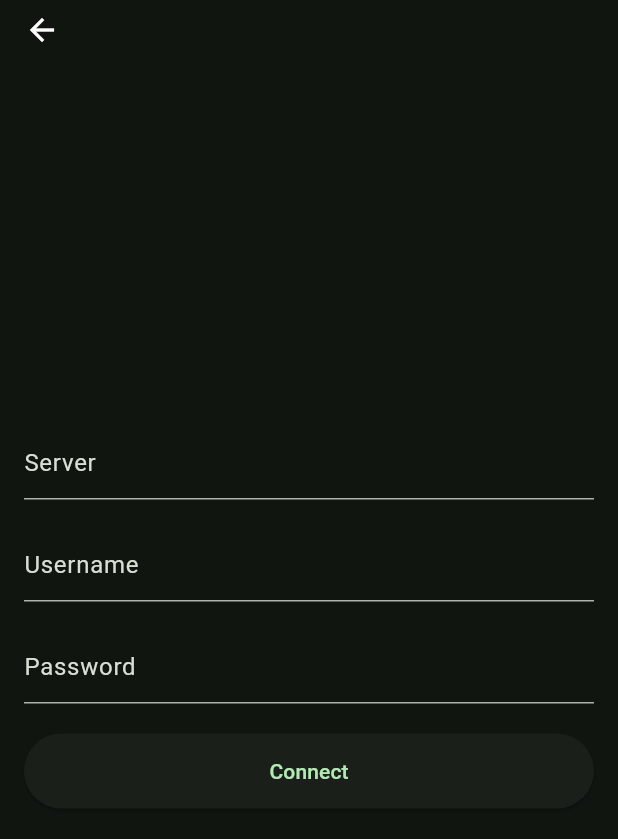
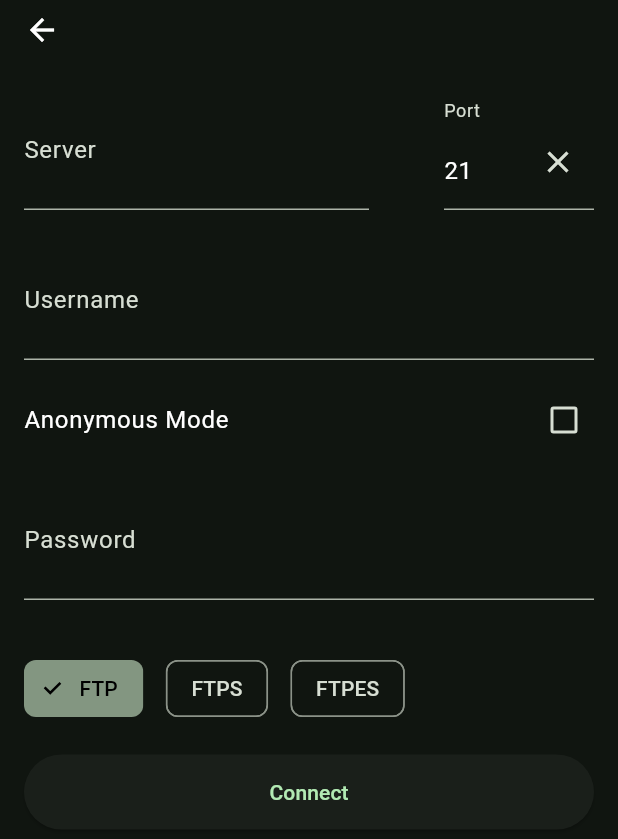
Before and after one commit to alxpashinin/ftp-client, a Flutter app: the ConnectionNewScreen screen opened by its route, on a phone screen of 412 x 824 dp. Shown: the top 839 px of the screen. Run offline on Flutter 3.47's test engine with Material 3 defaults, Android fonts, the phone set to English and light mode, and no system bars; our stand-ins replace auto_route, drift, drift_flutter, flutter_bloc, freezed_annotation, google_fonts and 1 more; missing offline and left inert: ftpconnect; accounts and stored records are empty; generated files the repository leaves out were written again; statements that could not run were skipped.

Commit message:
Update l10n

```diff
--- a/lib/core/data/ftp/ftp_client.dart
+++ b/lib/core/data/ftp/ftp_client.dart
@@ -1,15 +1,25 @@
 import 'package:ftp/core/data/models/ftp_file.dart';
 import 'package:ftp/core/data/storage/drift/drift.dart';
 
-enum FtpConnectResult {
-  success,
-  failure,
+enum FtpConnectResult { success, failure }
+
+enum FtpSecurityType {
+  ftp,
+  ftps,
+  ftpes;
+
+  int get getDefaultPort => switch (this) {
+    FtpSecurityType.ftps => 990,
+    _ => 21,
+  };
 }
 
 typedef FtpCredsRecord = ({
   String server,
+  int port,
   String username,
   String password,
+  FtpSecurityType securityType,
 });
 
 abstract interface class FtpClient {
--- a/lib/core/data/ftp/ftp_connect_client.dart
+++ b/lib/core/data/ftp/ftp_connect_client.dart
@@ -19,20 +19,31 @@ final class FtpConnectClient implements FtpClient {
       '[creds] or [connectFtpCreds] must not be null',
     );
 
-    final (server, username, password) = (
+    final (server, port, username, password, securityType) = (
       creds?.server ?? credsRecord!.server,
+      creds?.port ?? credsRecord!.port,
       creds?.username ?? credsRecord!.username,
       creds?.password ?? credsRecord!.password,
+      creds?.securityType ?? credsRecord!.securityType,
     );
 
     try {
-      _ftpConnect = FTPConnect(
-        server,
-        user: username,
-        pass: password,
-        showLog: kDebugMode,
-        timeout: 5,
-      )..listCommand = ListCommand.list;
+      _ftpConnect =
+          FTPConnect(
+              server,
+              port: port,
+              user: username,
+              pass: password,
+              showLog: kDebugMode,
+              timeout: 5,
+              securityType: switch (securityType) {
+                FtpSecurityType.ftp => SecurityType.ftp,
+                FtpSecurityType.ftps => SecurityType.ftps,
+                FtpSecurityType.ftpes => SecurityType.ftpes,
+              },
+            )
+            ..listCommand = ListCommand.list
+            ..transferMode = TransferMode.passive;
 
       talker.info('[FtpClientImpl.connect()] connecting to ${server}');
 
@@ -41,8 +52,7 @@ final class FtpConnectClient implements FtpClient {
           : FtpConnectResult.failure;
     } on Exception catch (e, st) {
       talker.handle(e, st);
-
-      return FtpConnectResult.failure;
+      rethrow;
     }
   }
 
--- a/lib/core/data/storage/drift/ftp_creds_table.dart
+++ b/lib/core/data/storage/drift/ftp_creds_table.dart
@@ -2,6 +2,12 @@ part of 'drift.dart';
 
 class FtpCredsItems extends Table with TableMixin {
   TextColumn get server => text()();
+
+  IntColumn get port => integer()();
+
   TextColumn get username => text()();
+
   TextColumn get password => text()();
+
+  IntColumn get securityType => intEnum<FtpSecurityType>()();
 }
--- a/lib/core/data/storage/storage_repository.dart
+++ b/lib/core/data/storage/storage_repository.dart
@@ -3,14 +3,13 @@ import 'package:ftp/core/data/storage/drift/drift.dart';
 import 'package:ftp/core/data/storage/ftp_storage.dart';
 
 final class StorageRepository implements FtpStorage {
-  StorageRepository({
-    required this.driftDb,
-  });
+  StorageRepository({required this.driftDb});
 
   final DriftDb driftDb;
 
-  late final _ftpStream =
-      driftDb.managers.ftpCredsItems.watch().asBroadcastStream();
+  late final _ftpStream = driftDb.managers.ftpCredsItems
+      .watch()
+      .asBroadcastStream();
 
   @override
   Stream<List<FtpCredsItem>> get ftpStream => _ftpStream;
@@ -24,8 +23,10 @@ final class StorageRepository implements FtpStorage {
       driftDb.managers.ftpCredsItems.create(
         (f) => f(
           server: credsRecord.server,
+          port: credsRecord.port,
           username: credsRecord.username,
           password: credsRecord.password,
+          securityType: credsRecord.securityType,
         ),
       );
 
--- a/lib/core/extensions/build_context.dart
+++ b/lib/core/extensions/build_context.dart
@@ -1,8 +1,10 @@
-import 'package:flutter/widgets.dart';
+import 'package:flutter/material.dart';
 import 'package:ftp/core/l10n/gen/app_localizations.g.dart';
 
 extension BuildContextExtension on BuildContext {
   MediaQueryData get mediaQuery => MediaQuery.of(this);
 
   AppLocalizations get loc => AppLocalizations.of(this)!;
+
+  ScaffoldMessengerState get scaffoldMesenger => ScaffoldMessenger.of(this);
 }
--- a/lib/core/l10n/app_en.arb
+++ b/lib/core/l10n/app_en.arb
@@ -2,6 +2,8 @@
     "@@locale": "en",
     "textFieldHintServer": "Server",
     "@textFieldHintServer": {},
+    "textFieldHintPort": "Port",
+    "@textFieldHintPort": {},
     "textFieldHintUsername": "Username",
     "@textFieldHintUsername": {},
     "textFieldHintPassword": "Password",
@@ -13,5 +15,7 @@
     "snackBarFTPConnectFailed": "Something got wrong",
     "@snackBarFTPConnectFailed": {},
     "connectionListIsEmpty": "No available connections",
-    "@connectionListIsEmpty": {}
+    "@connectionListIsEmpty": {},
+    "anonymousMode": "Anonymous Mode",
+    "@anonymousMode": {}
 }
--- a/lib/core/widgets/app_bar.dart
+++ b/lib/core/widgets/app_bar.dart
@@ -2,12 +2,13 @@ import 'package:auto_route/auto_route.dart';
 import 'package:flutter/material.dart';
 
 class MyAppBar extends StatelessWidget implements PreferredSizeWidget {
-  const MyAppBar({Key? key}) : super(key: key);
+  const MyAppBar({this.title, Key? key}) : super(key: key);
+
+  final Widget? title;
 
   @override
-  Widget build(BuildContext context) => AppBar(
-        leading: const AutoLeadingButton(),
-      );
+  Widget build(BuildContext context) =>
+      AppBar(title: title, leading: const AutoLeadingButton());
 
   @override
   Size get preferredSize => const Size.fromHeight(30);
--- /dev/null
+++ b/lib/core/widgets/text_form_field.dart
@@ -0,0 +1,56 @@
+import 'package:flutter/material.dart';
+import 'package:flutter/services.dart';
+
+typedef ValidatorCallback = String? Function(BuildContext, String?);
+
+class MyTextFormField extends StatefulWidget {
+  const MyTextFormField({
+    this.obscureText = false,
+    this.readOnly = false,
+    this.labelText,
+    this.controller,
+    this.validator,
+    this.keyboardType,
+    this.inputFormatters,
+    Key? key,
+  }) : super(key: key);
+
+  final bool obscureText;
+  final bool readOnly;
+  final TextEditingController? controller;
+  final String? labelText;
+  final ValidatorCallback? validator;
+  final TextInputType? keyboardType;
+  final List<TextInputFormatter>? inputFormatters;
+
+  @override
+  State<MyTextFormField> createState() => _MyTextFormFieldState();
+}
+
+class _MyTextFormFieldState extends State<MyTextFormField> {
+  TextEditingController? _controller;
+
+  @override
+  void initState() {
+    super.initState();
+    _controller = widget.controller ?? TextEditingController();
+  }
+
+  @override
+  Widget build(BuildContext context) => TextFormField(
+    keyboardType: widget.keyboardType,
+    inputFormatters: widget.inputFormatters,
+    controller: _controller,
+    validator: (value) =>
+        widget.readOnly ? null : widget.validator?.call(context, value),
+    obscureText: widget.obscureText,
+    readOnly: widget.readOnly,
+    decoration: InputDecoration(
+      labelText: widget.labelText,
+      suffix: IconButton(
+        onPressed: () => widget.readOnly ? null : _controller?.clear(),
+        icon: const Icon(Icons.close),
+      ),
+    ),
+  );
+}
--- a/lib/features/connection_list/connection_list_screen.dart
+++ b/lib/features/connection_list/connection_list_screen.dart
@@ -19,10 +19,8 @@ class ConnectionListScreen extends StatelessWidget implements AutoRouteWrapper {
           final ConnectionListSuccess state => Scaffold(
             appBar: const MyAppBar(),
             floatingActionButton: FloatingActionButton(
-                onPressed: () => context.router.push(
-                  const ConnectionNewRoute(),
-                ),
               child: const Icon(Icons.add),
+              onPressed: () => context.router.push(const ConnectionNewRoute()),
             ),
             body: state.ftpCredits.isEmpty
                 ? Center(child: Text(context.loc.connectionListIsEmpty))
@@ -37,14 +35,12 @@ class ConnectionListScreen extends StatelessWidget implements AutoRouteWrapper {
                           itemCount: state.ftpCredits.length,
                           itemBuilder: (context, index) => ListTile(
                             onTap: () => context.router.push(
-                                FtpFilesRoute(
-                                  ftpCreds: state.ftpCredits[index],
-                                ),
+                              FtpFilesRoute(ftpCreds: state.ftpCredits[index]),
                             ),
                             title: Text(state.ftpCredits[index].server),
                             subtitle: Text(state.ftpCredits[index].username),
                           ),
-                          )
+                        ),
                       ],
                     ),
                   ),
@@ -55,9 +51,9 @@ class ConnectionListScreen extends StatelessWidget implements AutoRouteWrapper {
 
   @override
   Widget wrappedRoute(BuildContext context) => BlocProvider(
-        create: (context) => ConnectionListBloc(
-          ftpStorage: context.read<StorageRepository>(),
-        )..add(const ConnectionListStarted()),
+    create: (context) =>
+        ConnectionListBloc(ftpStorage: context.read<StorageRepository>())
+          ..add(const ConnectionListStarted()),
     child: this,
   );
 }
--- a/lib/features/connection_new/bloc/connection_new_bloc.dart
+++ b/lib/features/connection_new/bloc/connection_new_bloc.dart
@@ -9,10 +9,8 @@ part 'connection_new_state.dart';
 
 final class ConnectionNewBloc
     extends Bloc<ConnectionNewEvent, ConnectionNewState> {
-  ConnectionNewBloc({
-    required this.ftpClient,
-    required this.ftpStorage,
-  }) : super(const ConnectionNewInitial()) {
+  ConnectionNewBloc({required this.ftpClient, required this.ftpStorage})
+    : super(const ConnectionNewInitial()) {
     on<ConnectionNewSubmitButtonTapped>(_onSubmitButtonTapped);
   }
 
@@ -26,30 +24,40 @@ final class ConnectionNewBloc
   ) async {
     final ConnectionNewSubmitButtonTapped(
       :server,
+      :port,
       :username,
       :password,
+      :securityType,
+      :completer,
     ) = event;
 
+    try {
       final result = await ftpClient.connect(
         credsRecord: (
           server: server,
+          port: port,
           username: username,
           password: password,
+          securityType: securityType,
         ),
       );
 
       switch (result) {
         case FtpConnectResult.success:
-        await ftpStorage.saveFtpCreds(
-          (
+          await ftpStorage.saveFtpCreds((
             server: server,
+            port: port,
             username: username,
             password: password,
-          ),
-        );
+            securityType: securityType,
+          ));
         default:
       }
 
+      completer.complete;
       emitter(ConnectionNewSuccess(ftpConnectResult: result));
+    } on Exception catch (e) {
+      emitter(ConnectionNewFailure(e));
     }
   }
+}
--- a/lib/features/connection_new/bloc/connection_new_event.dart
+++ b/lib/features/connection_new/bloc/connection_new_event.dart
@@ -5,20 +5,25 @@ sealed class ConnectionNewEvent {
   const ConnectionNewEvent();
 }
 
-final class ConnectionNewStarted extends ConnectionNewEvent {
-  const ConnectionNewStarted();
-}
-
 final class ConnectionNewSubmitButtonTapped extends ConnectionNewEvent {
   ConnectionNewSubmitButtonTapped({
     required this.server,
+    required this.port,
     required this.username,
     required this.password,
+    required this.securityType,
+    required this.completer,
   });
 
   final String server;
 
+  final int port;
+
   final String username;
 
   final String password;
+
+  final FtpSecurityType securityType;
+
+  final Completer<void> completer;
 }
--- a/lib/features/connection_new/bloc/connection_new_state.dart
+++ b/lib/features/connection_new/bloc/connection_new_state.dart
@@ -14,3 +14,9 @@ final class ConnectionNewSuccess extends ConnectionNewState {
 
   final FtpConnectResult ftpConnectResult;
 }
+
+final class ConnectionNewFailure extends ConnectionNewState {
+  const ConnectionNewFailure(this.exception);
+
+  final Exception exception;
+}
--- a/lib/features/connection_new/connection_new_screen.dart
+++ b/lib/features/connection_new/connection_new_screen.dart
@@ -1,11 +1,15 @@
+import 'dart:async';
+
 import 'package:auto_route/auto_route.dart';
 import 'package:flutter/material.dart';
+import 'package:flutter/services.dart';
 import 'package:flutter_bloc/flutter_bloc.dart';
 import 'package:ftp/core/data/ftp/ftp_client.dart';
 import 'package:ftp/core/data/storage/storage_repository.dart';
 import 'package:ftp/core/extensions/build_context.dart';
 import 'package:ftp/core/utils/validators.dart';
 import 'package:ftp/core/widgets/app_bar.dart';
+import 'package:ftp/core/widgets/text_form_field.dart';
 import 'package:ftp/features/connection_new/bloc/connection_new_bloc.dart';
 
 @RoutePage()
@@ -29,23 +33,38 @@ class _ConnectionNewScreenState extends State<ConnectionNewScreen> {
   final _formKey = GlobalKey<FormState>();
 
   final _serverTextController = TextEditingController();
+  final _portTextController = TextEditingController();
+  final _usernameTextController = TextEditingController();
+  final _passwordTextController = TextEditingController();
 
-  final _usernameTextController = TextEditingController();
+  bool _isAnonymousSelected = false;
+  FtpSecurityType _selectedSecurityType = FtpSecurityType.ftp;
 
-  final _passwordTextController = TextEditingController();
+  @override
+  void initState() {
+    super.initState();
+    _portTextController.text = _selectedSecurityType.getDefaultPort.toString();
+  }
 
   @override
   Widget build(BuildContext context) =>
       BlocListener<ConnectionNewBloc, ConnectionNewState>(
         listener: (context, state) {
           switch (state) {
-            case ConnectionNewSuccess(:final ftpConnectResult)
-                when ftpConnectResult == FtpConnectResult.success:
+            case ConnectionNewSuccess(:final ftpConnectResult):
+              switch (ftpConnectResult) {
+                case FtpConnectResult.success:
                   context.router.maybePop();
-            case ConnectionNewSuccess(:final ftpConnectResult)
-                when ftpConnectResult == FtpConnectResult.failure:
-              ScaffoldMessenger.of(context).showSnackBar(
-                SnackBar(content: Text(context.loc.snackBarFTPConnectFailed)),
+                case FtpConnectResult.failure:
+                  context.scaffoldMesenger.showSnackBar(
+                    SnackBar(
+                      content: Text(context.loc.snackBarFTPConnectFailed),
+                    ),
+                  );
+              }
+            case ConnectionNewFailure(:final exception):
+              context.scaffoldMesenger.showSnackBar(
+                SnackBar(content: Text(exception.toString())),
               );
             default:
           }
@@ -53,62 +72,108 @@ class _ConnectionNewScreenState extends State<ConnectionNewScreen> {
         child: GestureDetector(
           onTap: () => FocusManager.instance.primaryFocus?.unfocus(),
           child: Scaffold(
-            resizeToAvoidBottomInset: false,
             appBar: const MyAppBar(),
-            body: Padding(
-              padding: EdgeInsets.fromLTRB(
-                16,
-                20,
-                16,
-                context.mediaQuery.viewPadding.bottom + 50,
+            body: Form(
+              key: _formKey,
+              child: Padding(
+                padding: const EdgeInsetsGeometry.only(
+                  left: 16,
+                  right: 16,
+                  top: 30,
                 ),
-              child: Form(
-                key: _formKey,
+                child: SingleChildScrollView(
                   child: Column(
-                  mainAxisAlignment: MainAxisAlignment.center,
                     spacing: 20,
                     children: [
-                    TextFormField(
+                      Row(
+                        spacing: 50,
+                        children: [
+                          Expanded(
+                            child: MyTextFormField(
                               controller: _serverTextController,
-                      validator: (value) =>
-                          textFieldNotEmptyValidator(context, value),
-                      decoration: InputDecoration(
-                        hintText: context.loc.textFieldHintServer,
+                              validator: textFieldNotEmptyValidator,
+                              labelText: context.loc.textFieldHintServer,
                             ),
                           ),
-                    TextFormField(
-                      controller: _usernameTextController,
-                      validator: (value) =>
-                          textFieldNotEmptyValidator(context, value),
-                      decoration: InputDecoration(
-                        hintText: context.loc.textFieldHintUsername,
+                          SizedBox(
+                            width: 100,
+                            child: MyTextFormField(
+                              controller: _portTextController,
+                              keyboardType: TextInputType.number,
+                              inputFormatters: [
+                                FilteringTextInputFormatter.digitsOnly,
+                              ],
+                              validator: textFieldNotEmptyValidator,
+                              labelText: context.loc.textFieldHintPort,
                             ),
                           ),
-                    TextFormField(
+                        ],
+                      ),
+
+                      MyTextFormField(
+                        controller: _usernameTextController,
+                        validator: textFieldNotEmptyValidator,
+                        labelText: context.loc.textFieldHintUsername,
+                        readOnly: _isAnonymousSelected,
+                      ),
+                      CheckboxListTile(
+                        value: _isAnonymousSelected,
+                        onChanged: _checkboxChanged,
+                        title: Text(context.loc.anonymousMode),
+                        contentPadding: EdgeInsets.zero,
+                        visualDensity: const VisualDensity(
+                          horizontal: -4,
+                          vertical: -4,
+                        ),
+                      ),
+                      MyTextFormField(
                         controller: _passwordTextController,
+                        validator: textFieldNotEmptyValidator,
+                        labelText: context.loc.textFieldHintPassword,
                         obscureText: true,
-                      validator: (value) =>
-                          textFieldNotEmptyValidator(context, value),
-                      decoration: InputDecoration(
-                        hintText: context.loc.textFieldHintPassword,
+                        readOnly: _isAnonymousSelected,
+                      ),
+                      Padding(
+                        padding: const EdgeInsets.only(top: 15),
+                        child: Row(
+                          spacing: 15,
+                          children: FtpSecurityType.values
+                              .map(
+                                (e) => ChoiceChip(
+                                  label: Text(e.name.toUpperCase()),
+                                  selected: e == _selectedSecurityType,
+                                  onSelected: (value) {
+                                    if (!value) return;
+                                    _ftpSecurityChanged(e);
+                                  },
+                                ),
+                              )
+                              .toList(),
                         ),
                       ),
                       SizedBox(
                         height: 50,
                         width: double.infinity,
                         child: ElevatedButton(
-                        onPressed: () {
+                          child: Text(context.loc.buttonTextConnect),
+                          onPressed: () async {
                             if (_formKey.currentState!.validate()) {
+                              final completer = Completer<void>();
+
                               context.read<ConnectionNewBloc>().add(
                                 ConnectionNewSubmitButtonTapped(
                                   server: _serverTextController.text,
+                                  port: int.parse(_portTextController.text),
                                   username: _usernameTextController.text,
                                   password: _passwordTextController.text,
+                                  securityType: _selectedSecurityType,
+                                  completer: completer,
                                 ),
                               );
+
+                              await completer.future;
                             }
                           },
-                        child: Text(context.loc.buttonTextConnect),
                         ),
                       ),
                     ],
@@ -117,5 +182,27 @@ class _ConnectionNewScreenState extends State<ConnectionNewScreen> {
               ),
             ),
           ),
+        ),
       );
+
+  void _checkboxChanged(bool? newValue) {
+    if (newValue!) {
+      _usernameTextController.text = 'anonymous';
+      _passwordTextController.clear();
+    } else {
+      _usernameTextController.clear();
     }
+
+    setState(() {
+      _isAnonymousSelected = newValue;
+    });
+  }
+
+  void _ftpSecurityChanged(FtpSecurityType newValue) {
+    _portTextController.text = newValue.getDefaultPort.toString();
+
+    setState(() {
+      _selectedSecurityType = newValue;
+    });
+  }
+}
```
Also changed, not shown: lib/core/data/storage/drift/drift.dart (+6 -5 lines), lib/core/data/storage/drift/drift.g.dart, lib/core/l10n/gen/app_localizations.g.dart, lib/core/l10n/gen/app_localizations_en.g.dart, lib/core/router/app_router.gr.dart. Lines whose indentation alone changed are shown as unchanged.
